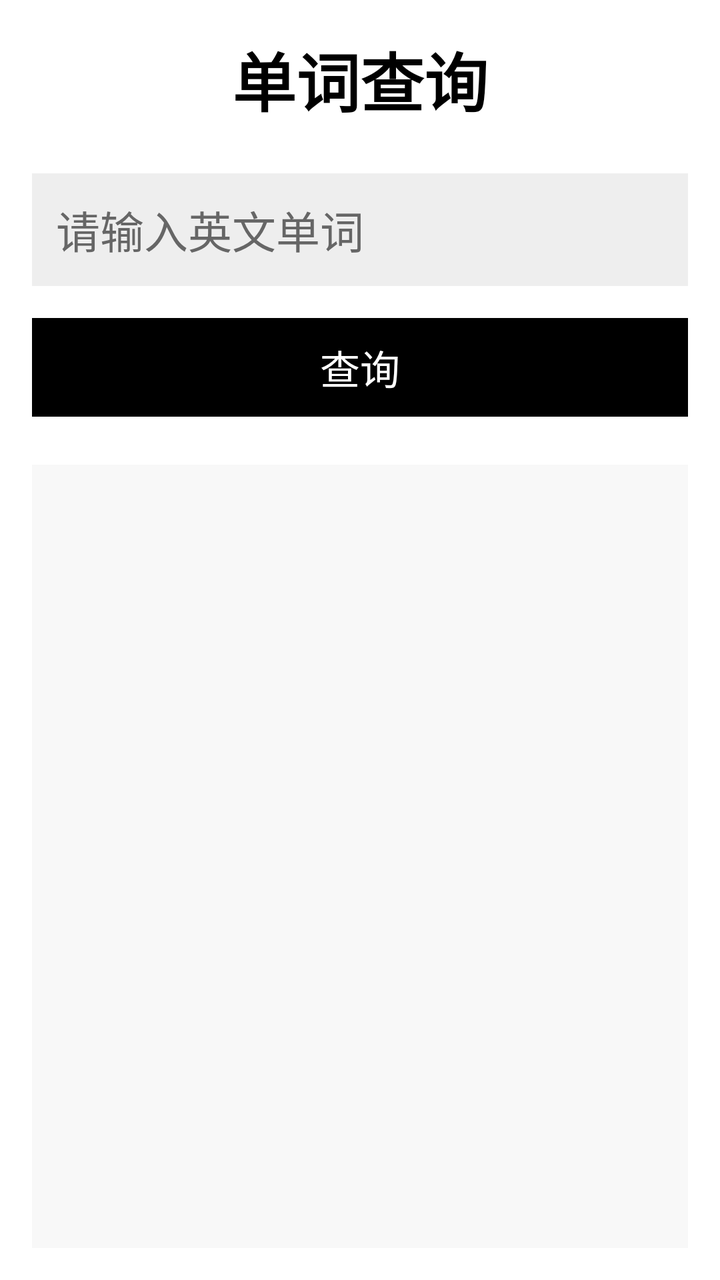
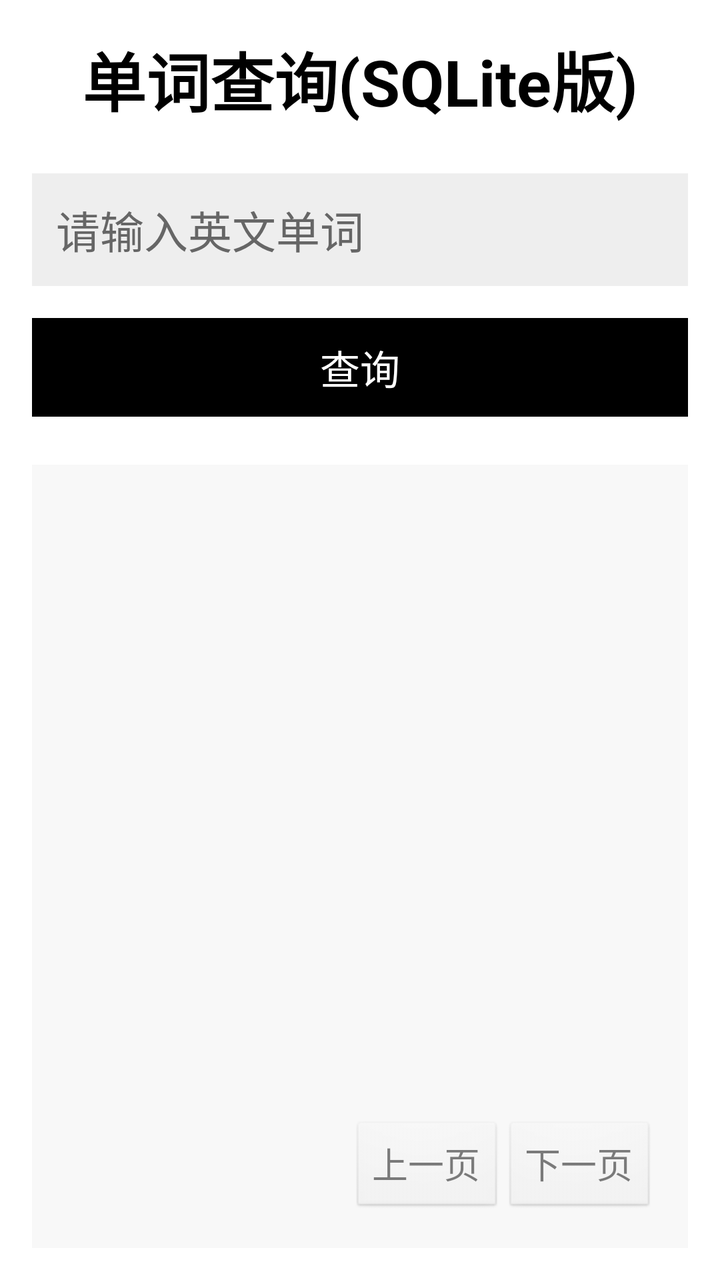

The first picture is an Android layout as it rendered before a commit; the second is the same layout after the commit. The layout source and the unified diff follow.
<!-- AndroidManifest.xml: application theme Theme.MyApplication -->
<!-- res/layout/activity_main.xml -->
<?xml version="1.0" encoding="utf-8"?>
<LinearLayout xmlns:android="http://schemas.android.com/apk/res/android"
    android:layout_width="match_parent"
    android:layout_height="match_parent"
    android:orientation="vertical"
    android:background="#FFFFFF"
    android:padding="16dp">

    <TextView
        android:layout_width="wrap_content"
        android:layout_height="wrap_content"
        android:text="单词查询"
        android:textColor="#000000"
        android:textSize="32sp"
        android:textStyle="bold"
        android:layout_gravity="center_horizontal"
        android:layout_marginBottom="24dp"/>

    <EditText
        android:id="@+id/et_input"
        android:layout_width="match_parent"
        android:layout_height="wrap_content"
        android:hint="请输入英文单词"
        android:textSize="22sp"
        android:textColor="#000000"
        android:textColorHint="#666666"
        android:padding="12dp"
        android:background="#EEEEEE"/>

    <Button
        android:id="@+id/btn_query"
        android:layout_width="match_parent"
        android:layout_height="wrap_content"
        android:text="查询"
        android:textSize="20sp"
        android:textColor="#FFFFFF"
        android:background="#000000"
        android:layout_marginTop="16dp"
        android:padding="10dp"/>

    <ScrollView
        android:layout_width="match_parent"
        android:layout_height="match_parent"
        android:layout_marginTop="24dp"
        android:background="#F8F8F8"
        android:padding="16dp">

        <TextView
            android:id="@+id/tv_result"
            android:layout_width="match_parent"
            android:layout_height="wrap_content"
            android:textSize="20sp"
            android:textColor="#000000"
            android:lineSpacingExtra="4sp"/>
    </ScrollView>

</LinearLayout>
<!-- resources referenced by this layout -->
<resources>
  <style name="Theme.MyApplication" parent="android:Theme.Light.NoTitleBar">
          <item name="android:windowBackground">@android:color/white</item>
          <item name="android:textColorPrimary">@android:color/black</item>
      </style>
</resources>

<!-- the commit's change to res/layout/activity_main.xml (unified diff, before → after) -->
@@ -6,16 +6,18 @@
     android:background="#FFFFFF"
     android:padding="16dp">
 
+    
     <TextView
         android:layout_width="wrap_content"
         android:layout_height="wrap_content"
-        android:text="单词查询"
+        android:text="单词查询(SQLite版)"
         android:textColor="#000000"
         android:textSize="32sp"
         android:textStyle="bold"
         android:layout_gravity="center_horizontal"
         android:layout_marginBottom="24dp"/>
 
+    
     <EditText
         android:id="@+id/et_input"
         android:layout_width="match_parent"
@@ -27,6 +29,7 @@
         android:padding="12dp"
         android:background="#EEEEEE"/>
 
+    
     <Button
         android:id="@+id/btn_query"
         android:layout_width="match_parent"
@@ -38,20 +41,54 @@
         android:layout_marginTop="16dp"
         android:padding="10dp"/>
 
-    <ScrollView
+    
+    <RelativeLayout
         android:layout_width="match_parent"
-        android:layout_height="match_parent"
+        android:layout_height="0dp"
+        android:layout_weight="1"
         android:layout_marginTop="24dp"
         android:background="#F8F8F8"
         android:padding="16dp">
 
+        
         <TextView
             android:id="@+id/tv_result"
             android:layout_width="match_parent"
-            android:layout_height="wrap_content"
+            android:layout_height="match_parent"
             android:textSize="20sp"
             android:textColor="#000000"
-            android:lineSpacingExtra="4sp"/>
-    </ScrollView>
+            android:lineSpacingExtra="4sp"
+            android:gravity="start|top"/>
+
+        
+        <LinearLayout
+            android:layout_width="wrap_content"
+            android:layout_height="wrap_content"
+            android:orientation="horizontal"
+            android:layout_alignParentBottom="true"
+            android:layout_alignParentEnd="true"
+            android:spacing="8dp">
+
+            
+            <Button
+                android:id="@+id/btn_prev"
+                android:layout_width="wrap_content"
+                android:layout_height="wrap_content"
+                android:text="上一页"
+                android:textSize="18sp"
+                android:enabled="false"/>
+
+            
+            <Button
+                android:id="@+id/btn_next"
+                android:layout_width="wrap_content"
+                android:layout_height="wrap_content"
+                android:text="下一页"
+                android:textSize="18sp"
+                android:enabled="false"/>
+
+        </LinearLayout>
+
+    </RelativeLayout>
 
 </LinearLayout>
